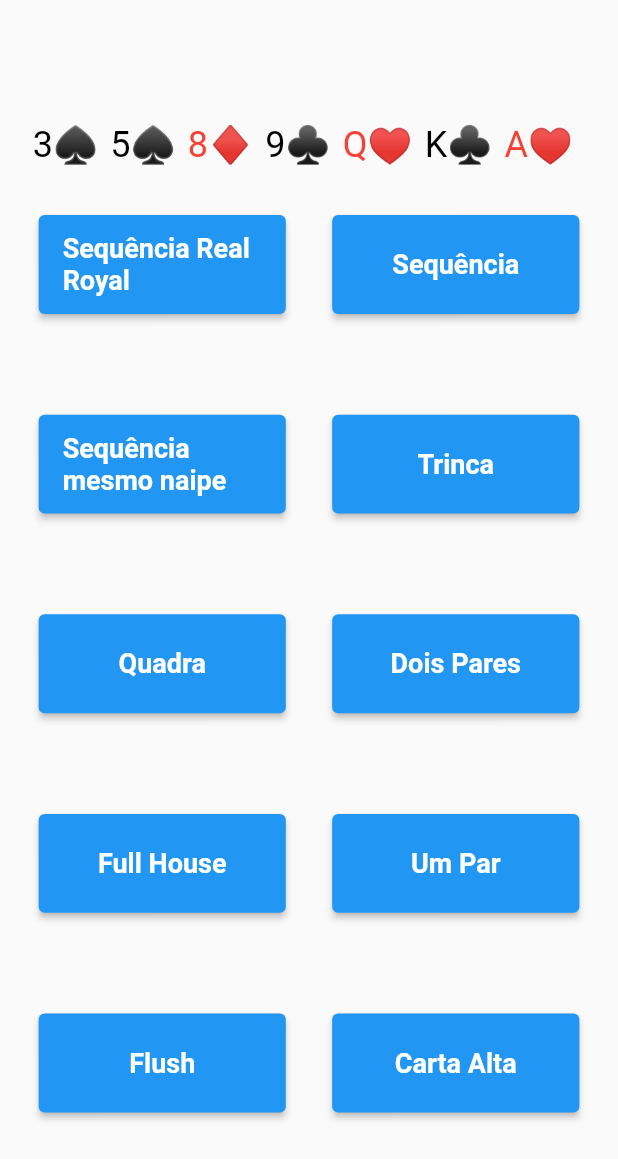
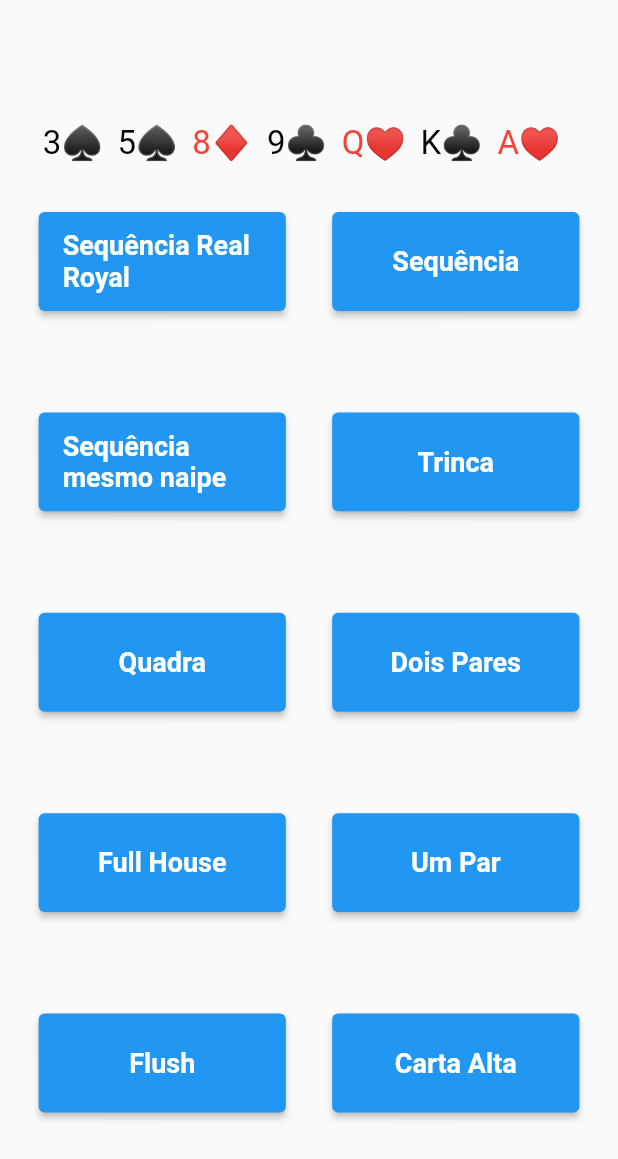
Before and after one commit to leandrorochaadm/learn_poker, a Flutter app: the WhichHandPage screen opened by its route, on a phone screen of 412 x 824 dp. Shown: the top 1159 px of the screen. Run offline on Flutter 3.47's test engine with Material 2 defaults, Android fonts, the phone set to English and light mode, and no system bars; our stand-ins replace equatable.

Commit message:
card playing - adjust display

```diff
--- a/lib/card_playing.dart
+++ b/lib/card_playing.dart
@@ -21,11 +21,11 @@ class _CardPlayingState extends State<CardPlaying> {
             ? Colors.red
             : Colors.black;
     return Padding(
-      padding: EdgeInsets.only(bottom: height * 0.04, right: height * 0.01),
+      padding: EdgeInsets.only(bottom: height * 0.04, right: 10),
       child: Row(children: [
         Text(
           "${widget.card.label}${widget.card.SuitIcon()}",
-          style: TextStyle(color: _color, fontSize: 24),
+          style: TextStyle(color: _color, fontSize: 22),
         )
       ]),
     );
```
